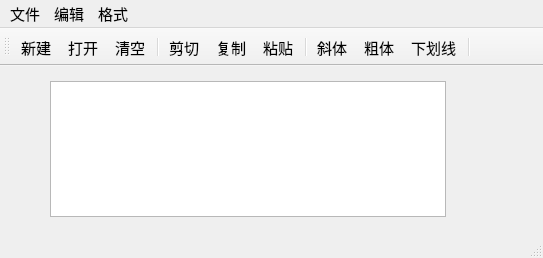
ChinoKou/QtCourse, file samp2-4App/qwmainwind.ui: the form before one commit.
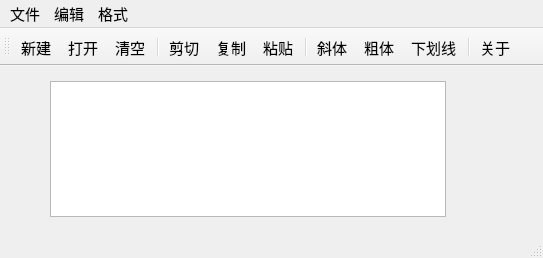
The form after the commit. Icons and pictures are not drawn.

The edit to the form file:
```diff
--- a/samp2-4App/qwmainwind.ui
+++ b/samp2-4App/qwmainwind.ui
@@ -99,6 +99,7 @@
    <addaction name="actFontBold"/>
    <addaction name="actFontUnder"/>
    <addaction name="separator"/>
+   <addaction name="actAbout"/>
   </widget>
   <widget class="QStatusBar" name="statusBar"/>
   <action name="actCut">
@@ -268,6 +269,11 @@
     <enum>QAction::TextHeuristicRole</enum>
    </property>
   </action>
+  <action name="actAbout">
+   <property name="text">
+    <string>关于</string>
+   </property>
+  </action>
  </widget>
  <layoutdefault spacing="6" margin="11"/>
  <resources>
```
Left out of the diff: 2 changed lines with no effect on the pictures.
